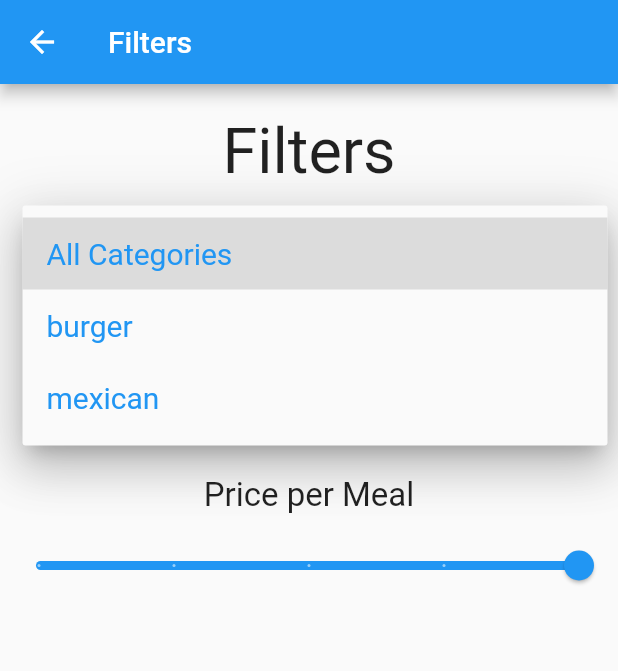
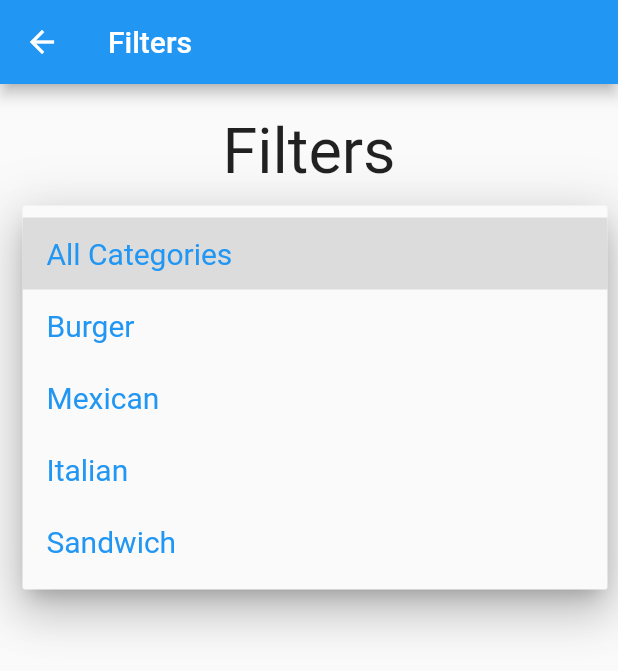
Before and after one commit to MackayChandler1/RestaurantShuffle, a Flutter app: the FilterScreen screen opened by its route, after a tap on "All Categories", on a phone screen of 412 x 824 dp. Shown: the top 671 px of the screen. Run offline on Flutter 3.47's test engine with Material 2 defaults, Android fonts, the phone set to English and light mode, and no system bars; our stand-ins replace cloud_firestore, firebase_core, flutter_rating_bar; missing offline and left inert: maps_launcher; accounts and stored records are empty.

Commit message:
Updated filters to include more categories

```diff
--- a/lib/pages/filter_screen.dart
+++ b/lib/pages/filter_screen.dart
@@ -10,7 +10,7 @@ class FilterScreen extends StatefulWidget {
 String category = globals.category;
 double miles = globals.miles;
 double price = globals.price;
-var items = ["All Categories", "burger", "mexican"];
+var items = ["All Categories", "Burger", "Mexican", "Italian", "Sandwich"];
 
 class _FilterScreenState extends State<FilterScreen> {
   @override
```
